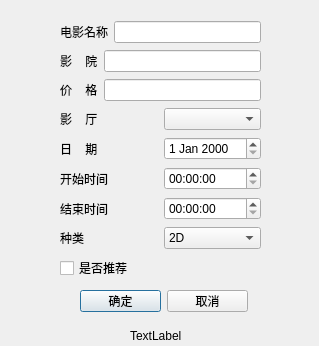
Old version of the form addnewfilm.ui in the repository SillyPasty/Movie_Management.
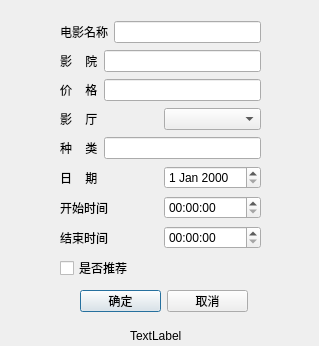
New version of the form.

Patch:
```diff
--- a/addnewfilm.ui
+++ b/addnewfilm.ui
@@ -26,7 +26,7 @@
     <string>TextLabel</string>
    </property>
   </widget>
-  <widget class="QWidget" name="">
+  <widget class="QWidget" name="layoutWidget">
    <property name="geometry">
     <rect>
      <x>60</x>
@@ -92,6 +92,20 @@
       </item>
      </layout>
     </item>
+    <item>
+     <layout class="QHBoxLayout" name="horizontalLayout">
+      <item>
+       <widget class="QLabel" name="label_7">
+        <property name="text">
+         <string>种    类</string>
+        </property>
+       </widget>
+      </item>
+      <item>
+       <widget class="QLineEdit" name="lineEdit_type"/>
+      </item>
+     </layout>
+    </item>
     <item>
      <layout class="QHBoxLayout" name="horizontalLayout_5">
       <item>
@@ -134,41 +148,6 @@
       </item>
      </layout>
     </item>
-    <item>
-     <layout class="QHBoxLayout" name="horizontalLayout">
-      <item>
-       <widget class="QLabel" name="label_7">
-        <property name="text">
-         <string>种类</string>
-        </property>
-       </widget>
-      </item>
-      <item>
-       <widget class="QComboBox" name="comboBox_type">
-        <item>
-         <property name="text">
-          <string>2D</string>
-         </property>
-        </item>
-        <item>
-         <property name="text">
-          <string>3D</string>
-         </property>
-        </item>
-        <item>
-         <property name="text">
-          <string>4D</string>
-         </property>
-        </item>
-        <item>
-         <property name="text">
-          <string>iMax</string>
-         </property>
-        </item>
-       </widget>
-      </item>
-     </layout>
-    </item>
     <item>
      <widget class="QCheckBox" name="checkBox_isRecommened">
       <property name="text">
@@ -178,7 +157,7 @@
     </item>
    </layout>
   </widget>
-  <widget class="QWidget" name="">
+  <widget class="QWidget" name="layoutWidget">
    <property name="geometry">
     <rect>
      <x>80</x>
```
